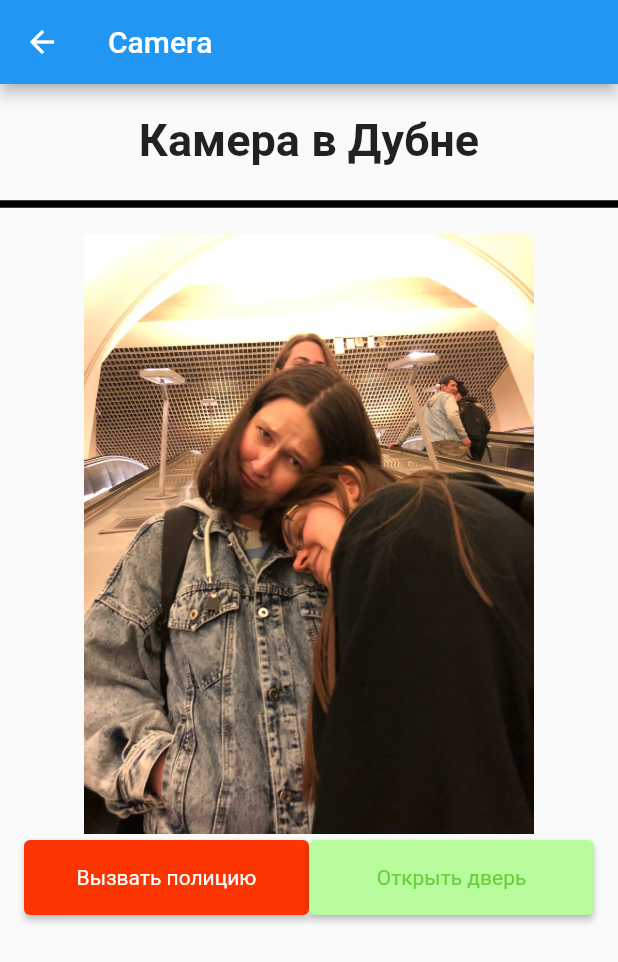
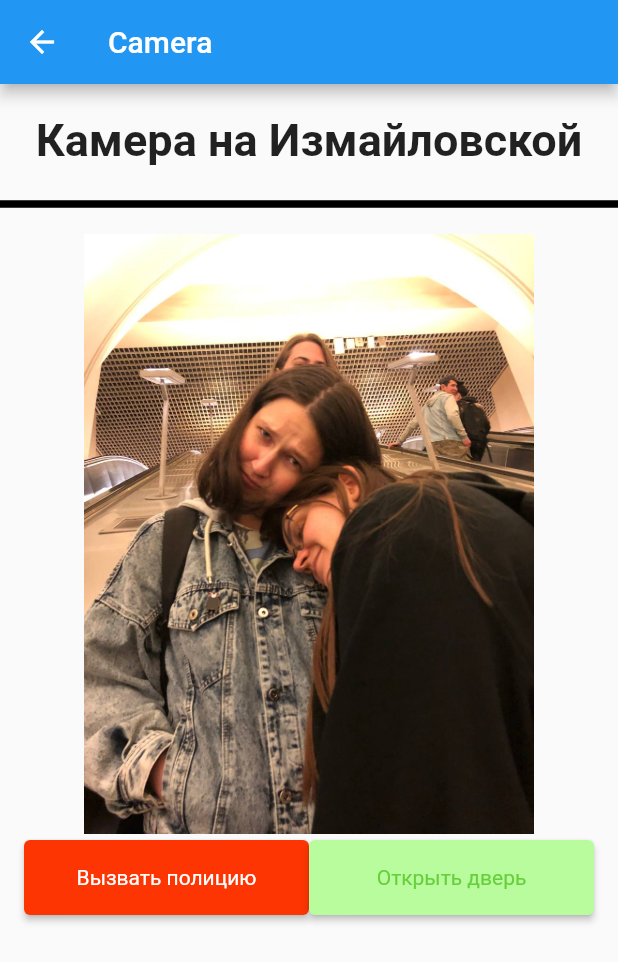
Before and after one commit to DbnStr/Remote-Camera-Vision, a Flutter app: the screen it shows after launch, after a tap on "Камера на Измайловской", on a phone screen of 412 x 824 dp. Shown: the top 962 px of the screen. Run offline on Flutter 3.47's test engine with Material 2 defaults, Android fonts, the phone set to English and light mode, and no system bars.

Commit message:
show title of selected camera

```diff
--- a/rcv_mobile_app/lib/main.dart
+++ b/rcv_mobile_app/lib/main.dart
@@ -56,7 +56,7 @@ class _HomePageState extends State<HomePage> {
               ),
               onTap: () { // NEW from here .// ..
                 Navigator.push(context, MaterialPageRoute(builder: (context) {
-                  return SecondPage(index: 1);
+                  return SecondPage(index: index);
                 }));
               });
         },
```
